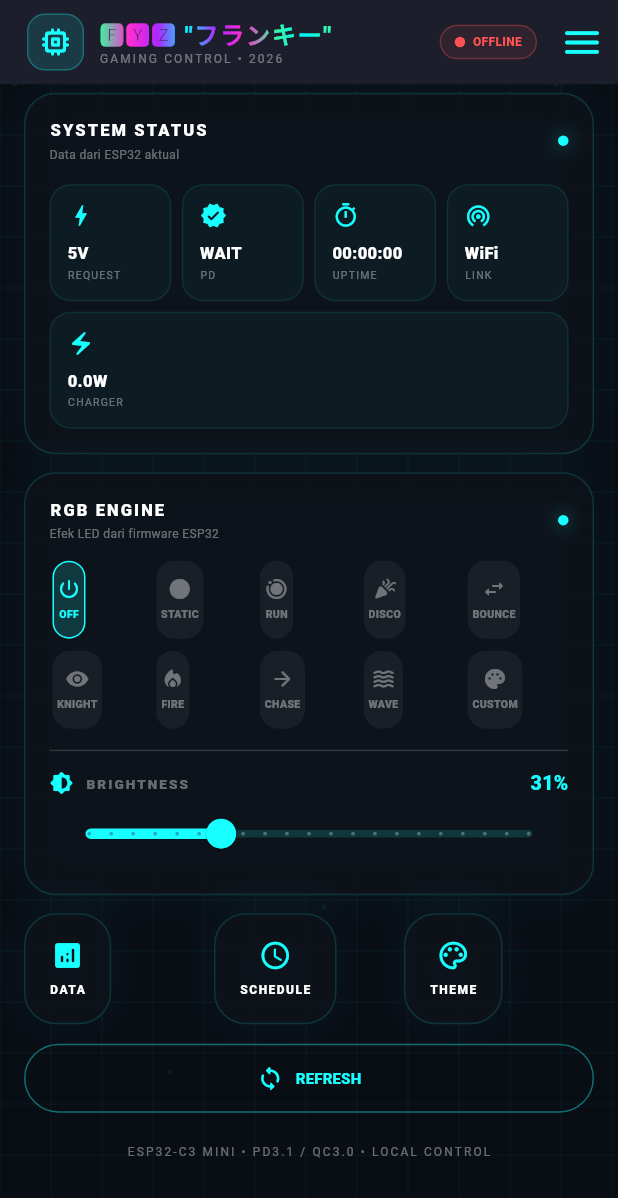
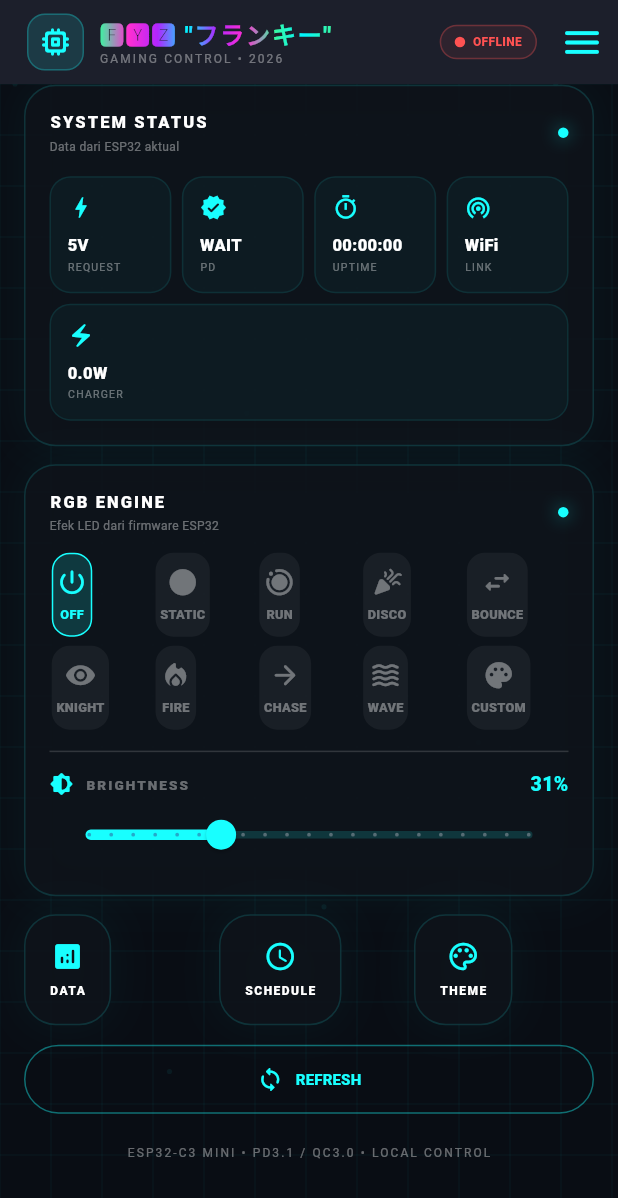
Before and after one commit to hackkercyber133/ESP32-MOSFET, a Flutter app: the screen it shows after launch, scrolled down 1152 dp, on a phone screen of 412 x 824 dp. Shown: the top 1198 px of the screen. Run offline on Flutter 3.47's test engine with Material 3 defaults, Android fonts, the phone set to English and light mode, and no system bars; our stand-ins replace battery_plus, connectivity_plus, device_info_plus, file_picker, fl_chart, flutter_blue_plus and 4 more.

Commit message:
Add files via upload

```diff
--- a/lib/main.dart
+++ b/lib/main.dart
@@ -2850,7 +2850,7 @@ class _ControllerPageState extends State<ControllerPage> {
         _rgbButton(isDark, 'DISCO', 'disco', Icons.celebration_rounded),
         _rgbButton(isDark, 'BOUNCE', 'bounce', Icons.swap_horiz_rounded),
       ]),
-      const SizedBox(height: 8),
+      const SizedBox(height: 6),
       Row(children: [
         _rgbButton(isDark, 'KNIGHT', 'knight', Icons.remove_red_eye_rounded),
         _rgbButton(isDark, 'FIRE', 'fire', Icons.local_fire_department_rounded),
@@ -2979,9 +2979,13 @@ class _ControllerPageState extends State<ControllerPage> {
       child: AnimatedContainer(
         duration: const Duration(milliseconds: 220),
         curve: Curves.easeOutCubic,
-        margin: const EdgeInsets.symmetric(horizontal: 2), padding: const EdgeInsets.symmetric(vertical: 10, horizontal: 2),
+        margin: const EdgeInsets.symmetric(horizontal: 1.5), padding: const EdgeInsets.symmetric(vertical: 8, horizontal: 2),
         decoration: BoxDecoration(color: selected ? accentColor.withOpacity(.16) : AppColors.card(isDark), borderRadius: BorderRadius.circular(12), border: Border.all(color: selected ? accentColor : Colors.transparent)),
-        child: Column(children: [Icon(icon, color: selected ? accentColor : AppColors.textFaint(isDark), size: 16), const SizedBox(height: 4), Text(label, style: TextStyle(color: selected ? accentColor : AppColors.textFaint(isDark), fontSize: 7, fontWeight: FontWeight.w900))]),
+        child: Column(mainAxisSize: MainAxisSize.min, children: [
+          Icon(icon, color: selected ? accentColor : AppColors.textFaint(isDark), size: 21),
+          const SizedBox(height: 5),
+          Text(label, style: TextStyle(color: selected ? accentColor : AppColors.textFaint(isDark), fontSize: 8.5, fontWeight: FontWeight.w900, letterSpacing: .2)),
+        ]),
       ),
     ));
   }
@@ -2991,10 +2995,12 @@ class _ControllerPageState extends State<ControllerPage> {
       if (activeCooler == null) return _showSnack('Pilih device dulu');
       Navigator.push(context, MaterialPageRoute(builder: (_) => HistoryPage(coolerId: activeCooler!.id, coolerName: activeCooler!.nickname, accentColor: accentColor)));
     }),
+    const SizedBox(width: 10),
     _quickTile(isDark, Icons.schedule_rounded, 'SCHEDULE', () {
       if (activeCooler == null) return _showSnack('Pilih device dulu');
       Navigator.push(context, MaterialPageRoute(builder: (_) => SchedulePage(coolerId: activeCooler!.id, accentColor: accentColor, availableVoltages: const [5,9,12,15])));
     }),
+    const SizedBox(width: 10),
     _quickTile(isDark, Icons.palette_outlined, 'THEME', () => _showThemeSheet()),
   ]);
 
```
